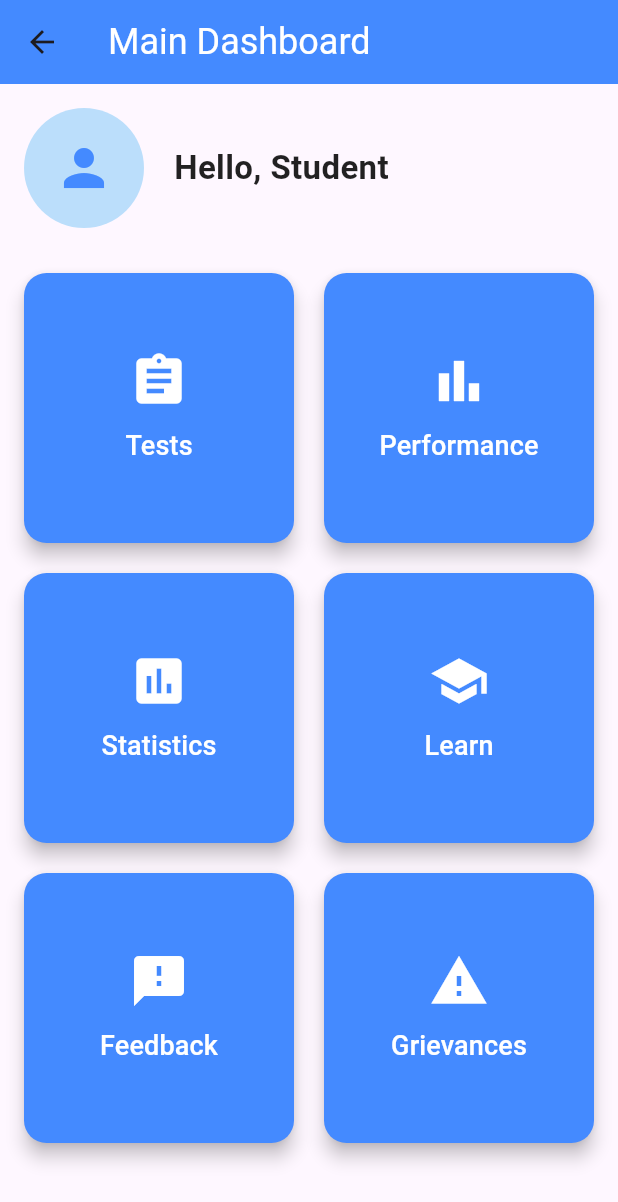
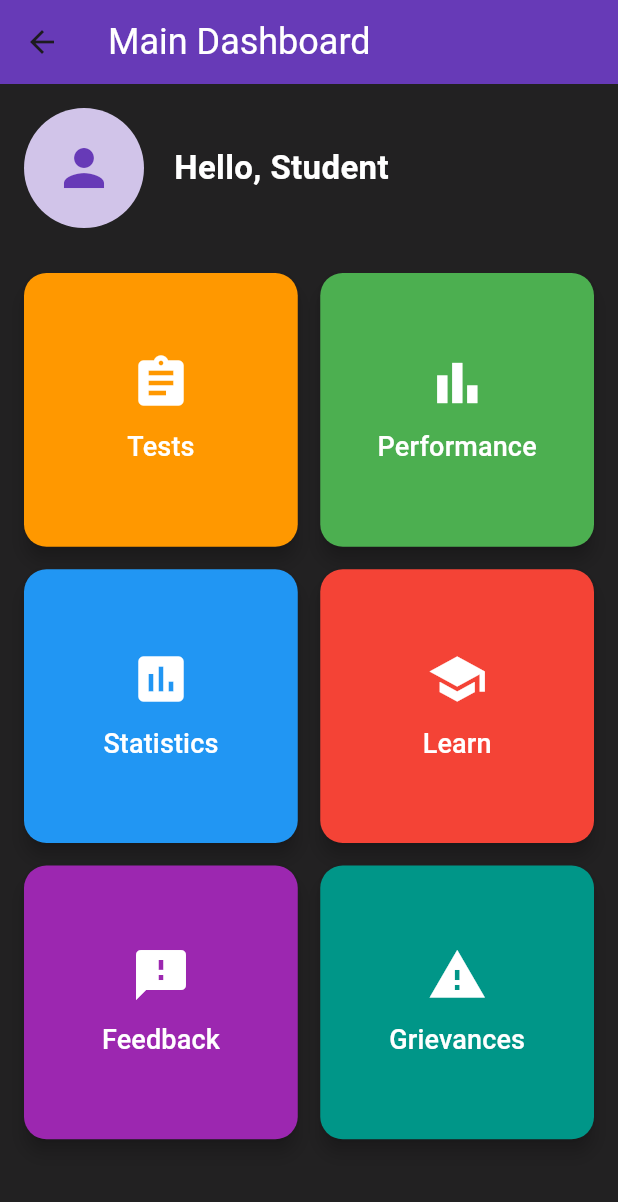
Before and after one commit to Soham1250/student_dashboard, a Flutter app: the MainScreen screen opened directly, on a phone screen of 412 x 824 dp. Shown: the top 1202 px of the screen. Run offline on Flutter 3.47's test engine with Material 3 defaults, Android fonts, the phone set to English and light mode, and no system bars; our stand-ins replace flutter_html; network calls fail.

Commit message:
UI changes

```diff
--- a/lib/Screens/MainScreen/main_screen.dart
+++ b/lib/Screens/MainScreen/main_screen.dart
@@ -9,6 +9,7 @@ class MainScreen extends StatefulWidget {
 
 class _MainScreenState extends State<MainScreen> {
   String _username = "Student"; // Default value while loading
+  final ApiService _apiService = ApiService(); // Initialize API service
 
 
   @override
@@ -20,7 +21,7 @@ class _MainScreenState extends State<MainScreen> {
   Future<void> fetchUsername() async {
     try {
       // Call the API using ID 1 for testing purposes
-      final response = await ApiService().getRequest('$getStudentByIdEndpoint/1');
+      final response = await _apiService.getRequest(getStudentByIdEndpoint('1'));
 
       if (response != null && response.containsKey('FirstName')) {
         setState(() {
@@ -43,10 +44,12 @@ class _MainScreenState extends State<MainScreen> {
     return Scaffold(
       appBar: AppBar(
         title: const Text('Main Dashboard', style: TextStyle(fontSize: 24, color: Colors.white)),
-        backgroundColor: Colors.blueAccent,
+        backgroundColor: Colors.deepPurple,
         elevation: 0,
       ),
-      body: Padding(
+      body: Container(
+        color: Colors.black87, // Dark background color
+        child: Padding(
           padding: const EdgeInsets.all(16.0),
           child: Column(
             children: [
@@ -54,13 +57,13 @@ class _MainScreenState extends State<MainScreen> {
                 children: [
                   CircleAvatar(
                     radius: 40,
-                  backgroundColor: Colors.blue[100],
-                  child: const Icon(Icons.person, size: 40, color: Colors.blueAccent),
+                    backgroundColor: Colors.deepPurple[100],
+                    child: const Icon(Icons.person, size: 40, color: Colors.deepPurple),
                   ),
                   const SizedBox(width: 20),
                   Text(
                     'Hello, $_username',
-                  style: const TextStyle(fontSize: 22, fontWeight: FontWeight.bold, color: Colors.black87),
+                    style: const TextStyle(fontSize: 22, fontWeight: FontWeight.bold, color: Colors.white),
                   ),
                 ],
               ),
@@ -68,31 +71,32 @@ class _MainScreenState extends State<MainScreen> {
               Expanded(
                 child: GridView.count(
                   crossAxisCount: 2,
-                crossAxisSpacing: 20,
-                mainAxisSpacing: 20,
+                  crossAxisSpacing: 15,
+                  mainAxisSpacing: 15,
                   children: [
-                  _buildGridButton('Tests', Icons.assignment, context, '/testSelection'),
-                  _buildGridButton('Performance', Icons.bar_chart, context, '/performance'),
-                  _buildGridButton('Statistics', Icons.insert_chart, context, '/statistics'),
-                  _buildGridButton('Learn', Icons.school, context, '/learn'),
-                  _buildGridButton('Feedback', Icons.feedback, context, '/feedback'),
-                  _buildGridButton('Grievances', Icons.report_problem, context, '/grievances'),
+                    _buildGridButton('Tests', Icons.assignment, context, '/testSelection', Colors.orange),
+                    _buildGridButton('Performance', Icons.bar_chart, context, '/performance', Colors.green),
+                    _buildGridButton('Statistics', Icons.insert_chart, context, '/statistics', Colors.blue),
+                    _buildGridButton('Learn', Icons.school, context, '/learn', Colors.red),
+                    _buildGridButton('Feedback', Icons.feedback, context, '/feedback', Colors.purple),
+                    _buildGridButton('Grievances', Icons.report_problem, context, '/grievances', Colors.teal),
                   ],
                 ),
               ),
             ],
           ),
         ),
+      ),
     );
   }
 
-  Widget _buildGridButton(String label, IconData icon, BuildContext context, String route) {
+  Widget _buildGridButton(String label, IconData icon, BuildContext context, String route, Color color) {
     return ElevatedButton(
       onPressed: () {
         Navigator.pushNamed(context, route, arguments: {'username': _username});
       },
       style: ElevatedButton.styleFrom(
-        backgroundColor: Colors.blueAccent,
+        backgroundColor: color,
         padding: const EdgeInsets.all(20),
         shape: RoundedRectangleBorder(
           borderRadius: BorderRadius.circular(15),
```
Lines whose indentation alone changed are shown as unchanged.
